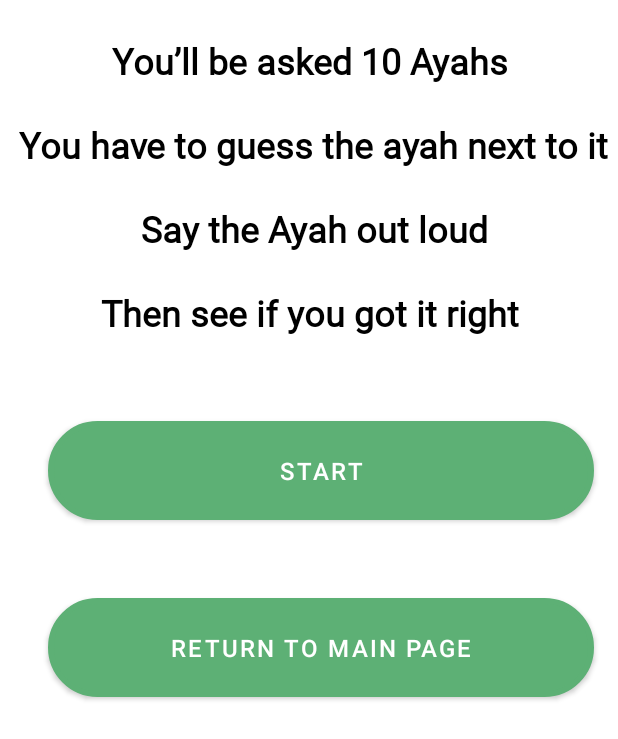
After one commit to chiccoss/quran-reviser, an Android app: the layout fragment_tutorial_page.xml on its own in the app's theme, with its tools: preview values and no code run, on a phone screen of 412 x 824 dp. The commit adds this screen. Shown: the top 739 px of the screen. Run offline under Robolectric (Android 15) with nearby library versions, the phone set to English and light mode, and no system bars.

Commit message:
tutorial layout

```diff
--- /dev/null
+++ b/app/src/main/res/drawable/ic_drop_down_menu.xml
@@ -0,0 +1,5 @@
+<?xml version="1.0" encoding="utf-8"?>
+<selector xmlns:android="http://schemas.android.com/apk/res/android">
+    <item android:drawable="@drawable/ic_polygon_1" android:state_checked="true" />
+    <item android:drawable="@drawable/ic_down_arrow" />
+</selector>
--- /dev/null
+++ b/app/src/main/res/drawable/ic_polygon_1.xml
@@ -0,0 +1,9 @@
+<vector xmlns:android="http://schemas.android.com/apk/res/android"
+    android:width="10dp"
+    android:height="5dp"
+    android:viewportWidth="10"
+    android:viewportHeight="5">
+  <path
+      android:pathData="M5,0L9.3301,4.5H0.6699L5,0Z"
+      android:fillColor="#ffffff"/>
+</vector>
--- /dev/null
+++ b/app/src/main/res/layout/fragment_tutorial_page.xml
@@ -0,0 +1,56 @@
+<?xml version="1.0" encoding="utf-8"?>
+<androidx.constraintlayout.widget.ConstraintLayout xmlns:android="http://schemas.android.com/apk/res/android"
+    android:layout_width="match_parent"
+    android:layout_height="match_parent"
+    xmlns:app="http://schemas.android.com/apk/res-auto">
+
+
+
+
+    <com.google.android.material.textview.MaterialTextView
+        android:id="@+id/fragmentTutorialInfoTv"
+        android:layout_width="0dp"
+        android:layout_height="wrap_content"
+        android:layout_marginTop="@dimen/margin_large"
+        android:fontFamily="@font/inter_font"
+        android:gravity="center"
+        android:text="You’ll be asked 10 Ayahs\n\n You have to guess the ayah next to it\n\n Say the Ayah out loud\n\nThen see if you got it right"
+        android:textColor="@color/black"
+        android:textSize="@dimen/text_xxlarge"
+        android:textStyle="bold"
+        app:layout_constraintEnd_toEndOf="parent"
+        app:layout_constraintStart_toStartOf="parent"
+        app:layout_constraintTop_toTopOf="parent" />
+
+    <com.google.android.material.button.MaterialButton
+        android:id="@+id/fragmentCreateVorutton"
+        android:layout_width="0dp"
+        android:layout_height="wrap_content"
+        android:layout_marginStart="32dp"
+        android:layout_marginEnd="16dp"
+        android:background="@drawable/bg_green_no_border"
+        android:layout_marginTop="@dimen/margin_xxxlarge"
+        android:text="Start"
+        android:textSize="@dimen/text_medium"
+        android:padding="@dimen/margin_medium"
+        app:layout_constraintTop_toBottomOf="@+id/fragmentTutorialInfoTv"
+        app:layout_constraintEnd_toEndOf="parent"
+        app:layout_constraintStart_toStartOf="parent" />
+
+
+    <com.google.android.material.button.MaterialButton
+        android:id="@+id/fragmentCreateVoru"
+        android:layout_width="0dp"
+        android:layout_height="wrap_content"
+        android:layout_marginStart="32dp"
+        android:layout_marginTop="52dp"
+        android:layout_marginEnd="16dp"
+        android:background="@drawable/bg_green_no_border"
+        android:padding="@dimen/margin_medium"
+        android:text="Return to Main Page"
+        android:textSize="@dimen/text_medium"
+        app:layout_constraintEnd_toEndOf="parent"
+        app:layout_constraintStart_toStartOf="parent"
+        app:layout_constraintTop_toBottomOf="@+id/fragmentCreateVorutton" />
+
+</androidx.constraintlayout.widget.ConstraintLayout>
--- a/app/src/main/res/values/attrs.xml
+++ b/app/src/main/res/values/attrs.xml
@@ -8,6 +8,7 @@
         <attr name="editTextStyle" format="reference" />
 
         <attr name="bottomBar" format="reference" />
+        <attr name="textInputStyleExposedDropdownMenu" format="reference" />
 
 
     </declare-styleable>
--- a/app/src/main/res/values/styles.xml
+++ b/app/src/main/res/values/styles.xml
@@ -6,6 +6,10 @@
         <item name="colorPrimary">@color/colorPrimary</item>
         <item name="colorPrimaryDark">@color/colorPrimaryDark</item>
         <item name="colorAccent">@color/colorAccent</item>
+
+
+        <item name="textInputStyleExposedDropdownMenu">@style/Widget.AppTheme.TextInputLayout.FilledBox.ExposedDropdownMenu</item>
+
 
 
         <item name="bottomBar">@style/Widget.AppTheme.BottomNavigationView</item>
@@ -44,4 +48,30 @@
 
     </style>
 
+    <style name="Widget.AppTheme.TextInputLayout.FilledBox" parent="Widget.MaterialComponents.TextInputLayout.FilledBox">
+        <item name="android:textSize">20sp</item>
+        <item name="android:color">@color/white</item>
+        <item name="android:textStyle">bold</item>
+        <item name="boxBackgroundColor">@color/colorPrimary</item>
+        <item name="boxStrokeColor">@color/colorTertiary</item>
+        <item name="boxStrokeWidth">0dp</item>
+        <item name="boxCornerRadiusBottomEnd">0dp</item>
+        <item name="boxCornerRadiusBottomStart">0dp</item>
+        <item name="boxCornerRadiusTopEnd">0dp</item>
+        <item name="boxCornerRadiusTopStart">0dp</item>
+    </style>
+
+    <style name="Widget.AppTheme.TextInputLayout.FilledBox.ExposedDropdownMenu" parent="Widget.MaterialComponents.TextInputLayout.FilledBox.ExposedDropdownMenu">
+        <item name="android:textSize">20sp</item>
+        <item name="android:color">@color/white</item>
+        <item name="android:textStyle">bold</item>
+        <item name="boxBackgroundColor">@color/colorPrimary</item>
+        <item name="android:background">@color/colorPrimary</item>
+        <item name="boxStrokeColor">@color/colorSecondary</item>
+        <item name="boxStrokeWidth">0dp</item>
+        <item name="android:paddingEnd">@dimen/margin_micro</item>
+        <item name="endIconDrawable">@drawable/ic_drop_down_menu</item>
+        <item name="endIconTint">@null</item>
+    </style>
+
 </resources>
```
Also changed, not shown: app/src/main/java/fr/sohayb/quranreviser/main/data/Tafseer.kt (added, +9 -0 lines), app/src/main/java/fr/sohayb/quranreviser/main/presentation/SettingsFragment.kt (+35 -12 lines), app/src/main/java/fr/sohayb/quranreviser/main/presentation/TutorialFragment.kt (added, +54 -0 lines), app/src/main/res/drawable/bg_red_no_border.xml (added, +7 -0 lines), app/src/main/res/layout/dropdown_menu_popup_item.xml (added, +10 -0 lines), app/src/main/res/layout/fragment_settings.xml (+22 -20 lines).
